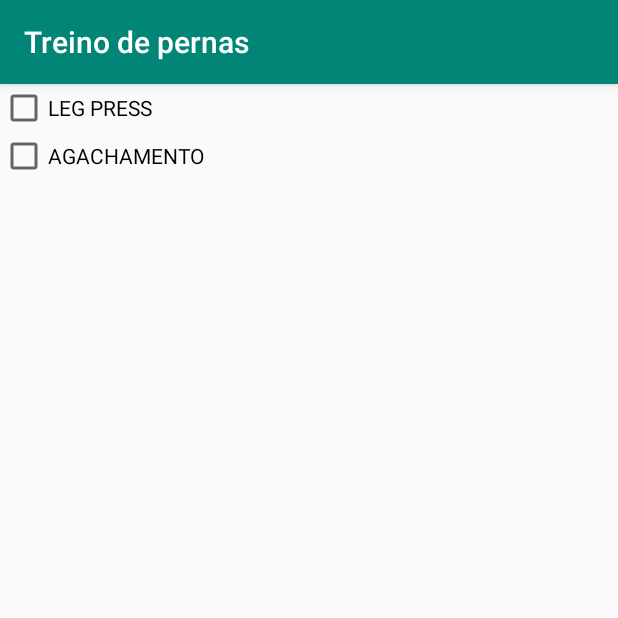
After one commit to gabriellinke/App_MCA, an Android app: the TreinoLeg screen opened directly, with no data from a screen before it, on a phone screen of 412 x 824 dp, the top half of it. The commit adds this screen. Run offline under Robolectric (Android 15) with nearby library versions, the phone set to English and light mode, and no system bars.

Commit message:
Botoes de treino programados. Falta fazer a parte referente a cada treino

```diff
--- a/app/build.gradle
+++ b/app/build.gradle
@@ -26,4 +26,5 @@ dependencies {
     testImplementation 'junit:junit:4.12'
     androidTestImplementation 'androidx.test.ext:junit:1.1.0'
     androidTestImplementation 'androidx.test.espresso:espresso-core:3.1.1'
+    implementation 'com.google.android.material:material:1.0.0'
 }
--- /dev/null
+++ b/app/src/main/java/com/example/tutorial/TreinoLeg.java
@@ -0,0 +1,16 @@
+package com.example.tutorial;
+
+import android.os.Bundle;
+
+import androidx.annotation.Nullable;
+import androidx.appcompat.app.AppCompatActivity;
+
+public class TreinoLeg extends AppCompatActivity
+{
+    @Override
+    protected void onCreate(@Nullable Bundle savedInstanceState) {
+        super.onCreate(savedInstanceState);
+
+        setContentView(R.layout.activity_leg);
+    }
+}
--- /dev/null
+++ b/app/src/main/res/layout/activity_leg.xml
@@ -0,0 +1,17 @@
+<?xml version="1.0" encoding="utf-8"?>
+<LinearLayout xmlns:android="http://schemas.android.com/apk/res/android"
+    android:orientation="vertical" android:layout_width="match_parent"
+    android:layout_height="match_parent">
+
+    <CheckBox
+        android:id="@+id/checkBox"
+        android:layout_width="match_parent"
+        android:layout_height="wrap_content"
+        android:text="LEG PRESS" />
+
+    <CheckBox
+        android:id="@+id/checkBox2"
+        android:layout_width="match_parent"
+        android:layout_height="wrap_content"
+        android:text="AGACHAMENTO" />
+</LinearLayout>
```
Also changed, not shown: app/src/main/AndroidManifest.xml (+19 -2 lines), app/src/main/java/com/example/tutorial/SegundaActivity.java (+46 -0 lines), app/src/main/java/com/example/tutorial/TreinoPull.java (added, +16 -0 lines), app/src/main/java/com/example/tutorial/TreinoPush.java (added, +17 -0 lines), app/src/main/java/com/example/tutorial/TreinoRun.java (added, +17 -0 lines), app/src/main/res/layout/activity_pull.xml (added, +11 -0 lines), app/src/main/res/layout/activity_push.xml (added, +11 -0 lines), app/src/main/res/layout/activity_run.xml (added, +19 -0 lines), app/src/main/res/values/strings.xml (+7 -1 lines).
